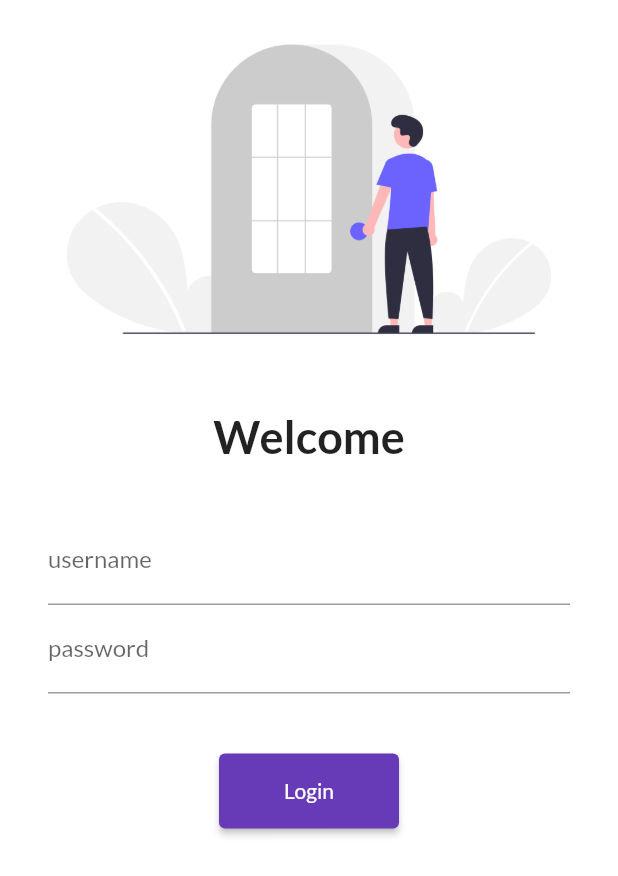
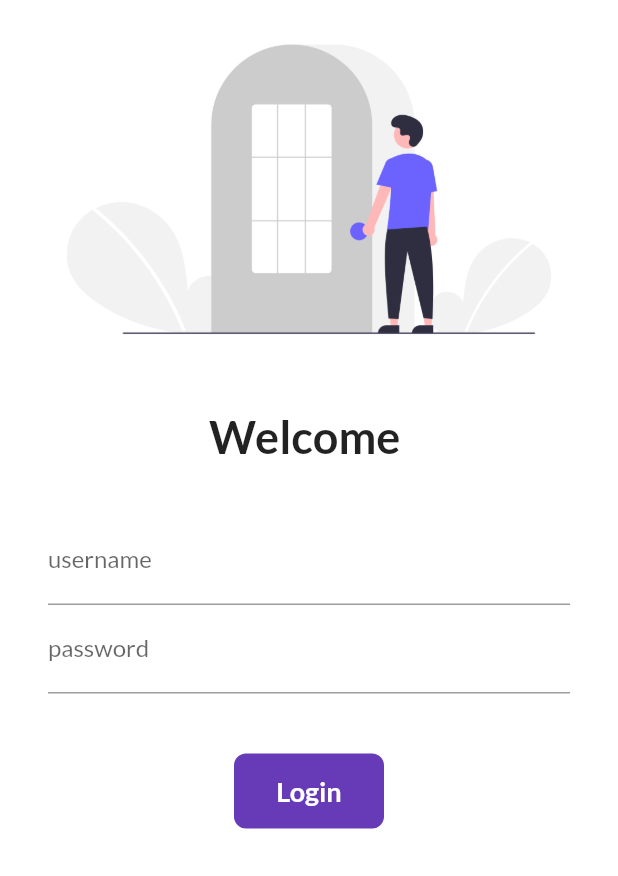
Before and after one commit to Supriyo-455/30-days-of-flutter, a Flutter app: the screen it shows after launch, on a phone screen of 412 x 824 dp. Shown: the top 876 px of the screen. Run offline on Flutter 3.47's test engine with Material 2 defaults, Android fonts, the phone set to English and light mode, and no system bars; our stand-ins replace google_fonts.

Commit message:
day6 completed

```diff
--- a/lib/pages/loginPage.dart
+++ b/lib/pages/loginPage.dart
@@ -1,7 +1,15 @@
 import "package:flutter/material.dart";
 import 'package:flutter_30_days/utils/routes.dart';
 
-class LoginPage extends StatelessWidget {
+class LoginPage extends StatefulWidget {
+  @override
+  _LoginPageState createState() => _LoginPageState();
+}
+
+class _LoginPageState extends State<LoginPage> {
+  String name = "";
+  bool changeBtn = false;
+
   @override
   Widget build(BuildContext context) {
     return Material(
@@ -17,7 +25,7 @@ class LoginPage extends StatelessWidget {
                 height: 20.0,
               ),
               Text(
-                "Welcome",
+                "Welcome $name",
                 style: TextStyle(fontSize: 30, fontWeight: FontWeight.bold),
               ),
               SizedBox(
@@ -33,6 +41,10 @@ class LoginPage extends StatelessWidget {
                         hintText: "Enter User Name",
                         labelText: "username",
                       ),
+                      onChanged: (value) {
+                        name = value;
+                        setState(() {});
+                      },
                     ),
                     TextFormField(
                       obscureText: true,
@@ -44,13 +56,45 @@ class LoginPage extends StatelessWidget {
                     SizedBox(
                       height: 40.0,
                     ),
-                    ElevatedButton(
-                      child: Text("Login"),
-                      style: TextButton.styleFrom(minimumSize: Size(120, 50)),
-                      onPressed: () {
+                    InkWell(
+                      onTap: () async {
+                        setState(() {
+                          changeBtn = true;
+                        });
+                        await Future.delayed(Duration(seconds: 1));
                         Navigator.pushNamed(context, MyRoutes.homeRoute);
                       },
+                      child: AnimatedContainer(
+                        duration: Duration(seconds: 1),
+                        width: changeBtn ? 50 : 100,
+                        height: 50,
+                        alignment: Alignment.center,
+                        child: changeBtn
+                            ? Icon(
+                                Icons.done,
+                                color: Colors.white,
+                              )
+                            : Text(
+                                "Login",
+                                style: TextStyle(
+                                    color: Colors.white,
+                                    fontWeight: FontWeight.bold,
+                                    fontSize: 18),
+                              ),
+                        decoration: BoxDecoration(
+                          color: Colors.deepPurple,
+                          borderRadius:
+                              BorderRadius.circular(changeBtn ? 50 : 8),
+                        ),
+                      ),
                     ),
+                    // ElevatedButton(
+                    //   child: Text("Login"),
+                    //   style: TextButton.styleFrom(minimumSize: Size(120, 50)),
+                    //   onPressed: () {
+                    //     Navigator.pushNamed(context, MyRoutes.homeRoute);
+                    //   },
+                    // ),
                   ],
                 ),
               )
```
